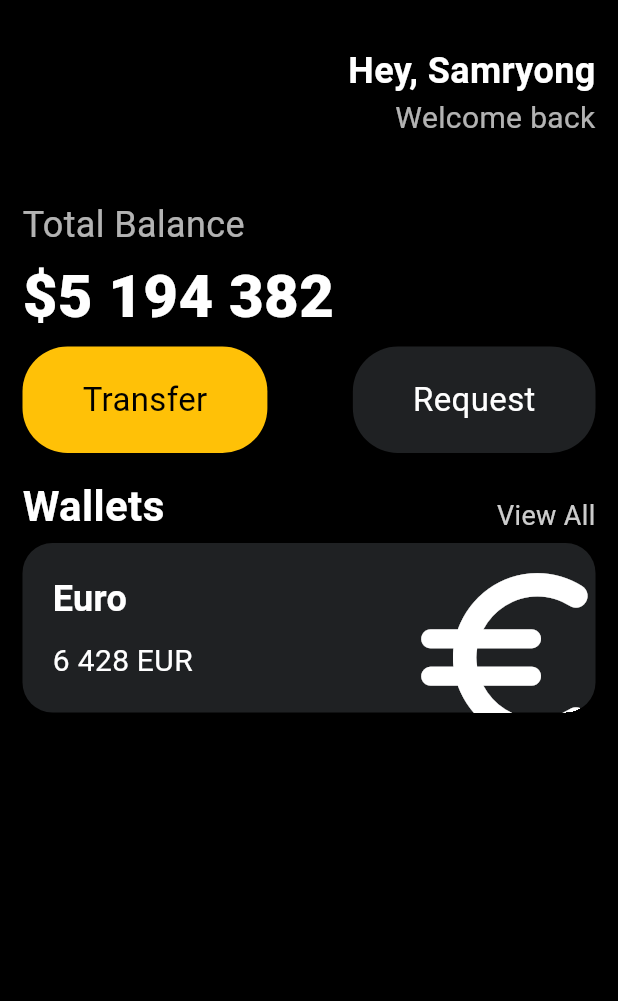
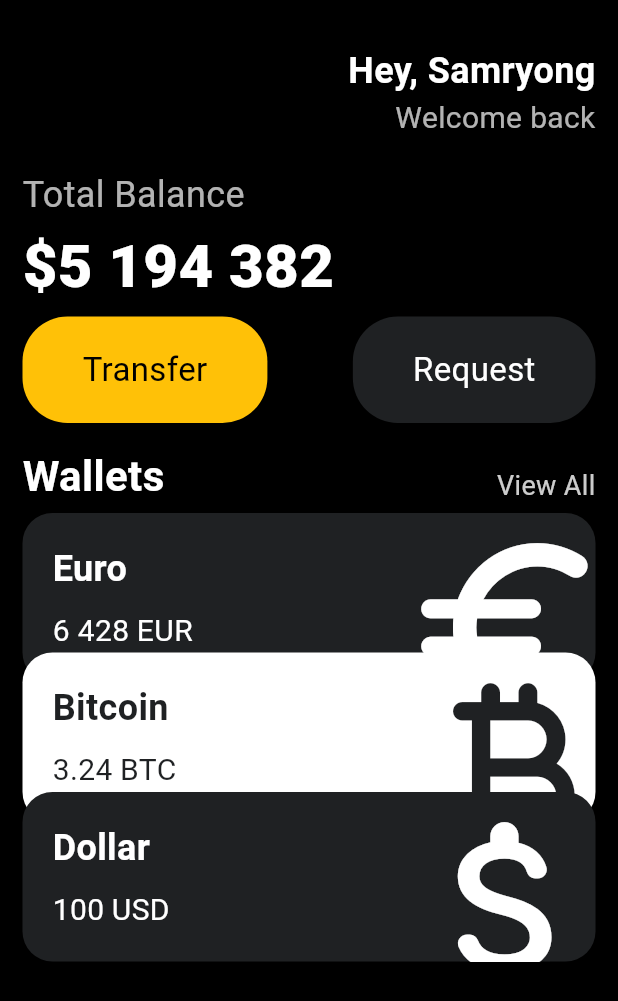
Before and after one commit to Sam-Ryong/pika_client_flutter, a Flutter app: the screen it shows after launch, on a phone screen of 412 x 824 dp. Shown: the top 1001 px of the screen. Run offline on Flutter 3.47's test engine with Material 3 defaults, Android fonts, the phone set to English and light mode, and no system bars.

Commit message:
card 코드 분리

```diff
--- a/lib/main.dart
+++ b/lib/main.dart
@@ -1,5 +1,6 @@
 import 'package:flutter/material.dart';
 import 'package:pika_client_flutter/widgets/button.dart';
+import 'package:pika_client_flutter/widgets/card.dart';
 
 void main() {
   runApp(const App());
@@ -13,7 +14,8 @@ class App extends StatelessWidget {
     return MaterialApp(
       home: Scaffold(
         backgroundColor: Colors.black,
-        body: Padding(
+        body: SingleChildScrollView(
+          child: Padding(
             padding: const EdgeInsets.symmetric(
               horizontal: 15,
             ),
@@ -38,14 +40,15 @@ class App extends StatelessWidget {
                         Text(
                           "Welcome back",
                           style: TextStyle(
-                            color: Colors.white.withOpacity(0.7), fontSize: 20),
+                              color: Colors.white.withOpacity(0.7),
+                              fontSize: 20),
                         )
                       ],
                     )
                   ],
                 ),
                 const SizedBox(
-                height: 40,
+                  height: 20,
                 ),
                 Text(
                   "Total Balance",
@@ -108,69 +111,38 @@ class App extends StatelessWidget {
                 const SizedBox(
                   height: 5,
                 ),
-              Container(
-                clipBehavior: Clip.hardEdge,
-                decoration: BoxDecoration(
-                  color: const Color(0xFF1F2123),
-                  borderRadius: BorderRadius.circular(20),
+                const MyCard(
+                  name: "Euro",
+                  balance: "6 428",
+                  index: "EUR",
+                  icon: Icons.euro_rounded,
+                  isInverted: false,
                 ),
-                child: Padding(
-                  padding: const EdgeInsets.all(20),
-                  child: Row(
-                    mainAxisAlignment: MainAxisAlignment.spaceBetween,
-                    children: [
-                      const Column(
-                        crossAxisAlignment: CrossAxisAlignment.start,
-                        children: [
-                          Text(
-                            "Euro",
-                            style: TextStyle(
-                              color: Colors.white,
-                              fontSize: 24,
-                              fontWeight: FontWeight.w600,
+                Transform.translate(
+                  offset: const Offset(0, -20),
+                  child: const MyCard(
+                    name: "Bitcoin",
+                    balance: "3.24",
+                    index: "BTC",
+                    icon: Icons.currency_bitcoin_rounded,
+                    isInverted: true,
                   ),
                 ),
-                          SizedBox(height: 10),
-                          Row(
-                            children: [
-                              Text(
-                                "6 428",
-                                style: TextStyle(
-                                  color: Colors.white,
-                                  fontSize: 20,
-                                ),
-                              ),
-                              SizedBox(width: 5),
-                              Text(
-                                "EUR",
-                                style: TextStyle(
-                                  color: Colors.white,
-                                  fontSize: 20,
-                                ),
-                              )
-                            ],
-                          )
-                        ],
-                      ),
-                      Transform.scale(
-                        scale: 2.5,
-                        child: Transform.translate(
-                          offset: const Offset(-3, 8),
-                          child: const Icon(
-                            Icons.euro_rounded,
-                            color: Colors.white,
-                            size: 60,
-                          ),
-                        ),
-                      )
-                    ],
-                  ),
+                Transform.translate(
+                  offset: const Offset(0, -40),
+                  child: const MyCard(
+                    name: "Dollar",
+                    balance: "100",
+                    index: "USD",
+                    icon: Icons.attach_money_rounded,
+                    isInverted: false,
                   ),
                 )
               ],
             ),
           ),
         ),
+      ),
     );
   }
 }
--- /dev/null
+++ b/lib/widgets/card.dart
@@ -0,0 +1,82 @@
+import 'package:flutter/material.dart';
+
+class MyCard extends StatelessWidget {
+  final String name;
+  final String balance;
+  final String index;
+  final IconData icon;
+  final bool isInverted;
+  const MyCard({
+    super.key,
+    required this.name,
+    required this.balance,
+    required this.index,
+    required this.icon,
+    required this.isInverted,
+  });
+
+  @override
+  Widget build(BuildContext context) {
+    return Container(
+      clipBehavior: Clip.hardEdge,
+      decoration: BoxDecoration(
+        color: isInverted ? Colors.white : const Color(0xFF1F2123),
+        borderRadius: BorderRadius.circular(20),
+      ),
+      child: Padding(
+        padding: const EdgeInsets.all(20),
+        child: Row(
+          mainAxisAlignment: MainAxisAlignment.spaceBetween,
+          children: [
+            Column(
+              crossAxisAlignment: CrossAxisAlignment.start,
+              children: [
+                Text(
+                  name,
+                  style: TextStyle(
+                    color: isInverted ? const Color(0xFF1F2123) : Colors.white,
+                    fontSize: 24,
+                    fontWeight: FontWeight.w600,
+                  ),
+                ),
+                const SizedBox(height: 10),
+                Row(
+                  children: [
+                    Text(
+                      balance,
+                      style: TextStyle(
+                        color:
+                            isInverted ? const Color(0xFF1F2123) : Colors.white,
+                        fontSize: 20,
+                      ),
+                    ),
+                    const SizedBox(width: 5),
+                    Text(
+                      index,
+                      style: TextStyle(
+                        color:
+                            isInverted ? const Color(0xFF1F2123) : Colors.white,
+                        fontSize: 20,
+                      ),
+                    )
+                  ],
+                )
+              ],
+            ),
+            Transform.scale(
+              scale: 2.5,
+              child: Transform.translate(
+                offset: const Offset(-3, 8),
+                child: Icon(
+                  icon,
+                  color: isInverted ? const Color(0xFF1F2123) : Colors.white,
+                  size: 60,
+                ),
+              ),
+            )
+          ],
+        ),
+      ),
+    );
+  }
+}
```
Lines whose indentation alone changed are shown as unchanged.
